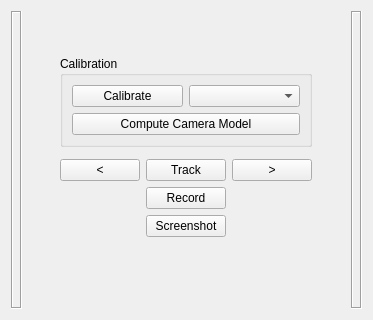
Above: code/mtsMicronTrackerControllerQtWidget.ui from jhu-saw/sawClaronMicronTracker before the change. Below: the same form after it.
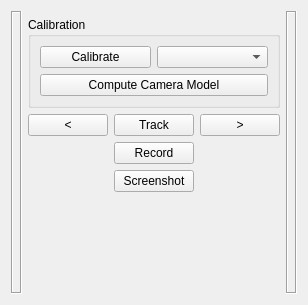
That is the form after the change.

Commit message: /trunk, sawClaronMicronTracker: enabled dynamic creation (see earlier commit for sawNDITracker for other updates); video frame updates are (also) triggered by the single timer in mtsMicronTrackerControllerQtComponent; updated todo notes.

Patch:
```diff
--- a/code/mtsMicronTrackerControllerQtWidget.ui
+++ b/code/mtsMicronTrackerControllerQtWidget.ui
@@ -6,28 +6,15 @@
    <rect>
     <x>0</x>
     <y>0</y>
-    <width>373</width>
-    <height>320</height>
+    <width>308</width>
+    <height>305</height>
    </rect>
   </property>
   <property name="windowTitle">
    <string>Form</string>
   </property>
   <layout class="QGridLayout" name="gridLayout">
-   <item row="0" column="2" colspan="3">
-    <spacer name="SpacerTop">
-     <property name="orientation">
-      <enum>Qt::Vertical</enum>
-     </property>
-     <property name="sizeHint" stdset="0">
-      <size>
-       <width>20</width>
-       <height>40</height>
-      </size>
-     </property>
-    </spacer>
-   </item>
-   <item row="0" column="6" rowspan="9">
+   <item row="0" column="4" rowspan="8">
     <widget class="QLabel" name="FrameRight">
      <property name="frameShape">
       <enum>QFrame::Box</enum>
@@ -37,7 +24,7 @@
      </property>
     </widget>
    </item>
-   <item row="1" column="2" colspan="3">
+   <item row="1" column="1" colspan="3">
     <widget class="QGroupBox" name="BoxCalibration">
      <property name="title">
       <string>Calibration</string>
@@ -63,20 +50,7 @@
      </layout>
     </widget>
    </item>
-   <item row="1" column="1" rowspan="3">
-    <spacer name="SpacerLeftTop">
-     <property name="orientation">
-      <enum>Qt::Horizontal</enum>
-     </property>
-     <property name="sizeHint" stdset="0">
-      <size>
-       <width>40</width>
-       <height>20</height>
-      </size>
-     </property>
-    </spacer>
-   </item>
-   <item row="3" column="3">
+   <item row="2" column="2">
     <widget class="QPushButton" name="ButtonTrack">
      <property name="text">
       <string>Track</string>
@@ -86,66 +60,14 @@
      </property>
     </widget>
    </item>
-   <item row="1" column="5" rowspan="3">
-    <spacer name="SpacerRightTop">
-     <property name="orientation">
-      <enum>Qt::Horizontal</enum>
-     </property>
-     <property name="sizeHint" stdset="0">
-      <size>
-       <width>40</width>
-       <height>20</height>
-      </size>
-     </property>
-    </spacer>
-   </item>
-   <item row="7" column="1">
-    <spacer name="SpacerLeftBottom">
-     <property name="orientation">
-      <enum>Qt::Horizontal</enum>
-     </property>
-     <property name="sizeHint" stdset="0">
-      <size>
-       <width>40</width>
-       <height>20</height>
-      </size>
-     </property>
-    </spacer>
-   </item>
-   <item row="7" column="2" colspan="3">
+   <item row="6" column="1" colspan="3">
     <layout class="QVBoxLayout" name="LayoutTools">
      <property name="sizeConstraint">
       <enum>QLayout::SetFixedSize</enum>
      </property>
     </layout>
    </item>
-   <item row="7" column="5">
-    <spacer name="SpacerRightBottom">
-     <property name="orientation">
-      <enum>Qt::Horizontal</enum>
-     </property>
-     <property name="sizeHint" stdset="0">
-      <size>
-       <width>40</width>
-       <height>20</height>
-      </size>
-     </property>
-    </spacer>
-   </item>
-   <item row="8" column="2" colspan="3">
-    <spacer name="SpacerBottom">
-     <property name="orientation">
-      <enum>Qt::Vertical</enum>
-     </property>
-     <property name="sizeHint" stdset="0">
-      <size>
-       <width>20</width>
-       <height>40</height>
-      </size>
-     </property>
-    </spacer>
-   </item>
-   <item row="0" column="0" rowspan="9">
+   <item row="0" column="0" rowspan="8">
     <widget class="QLabel" name="FrameLeft">
      <property name="frameShape">
       <enum>QFrame::Box</enum>
@@ -155,7 +77,7 @@
      </property>
     </widget>
    </item>
-   <item row="3" column="2">
+   <item row="2" column="1">
     <widget class="QPushButton" name="ButtonCaptureFrameLeft">
      <property name="text">
       <string>&lt;</string>
@@ -165,7 +87,7 @@
      </property>
     </widget>
    </item>
-   <item row="3" column="4">
+   <item row="2" column="3">
     <widget class="QPushButton" name="ButtonCaptureFrameRight">
      <property name="text">
       <string>&gt;</string>
@@ -175,7 +97,7 @@
      </property>
     </widget>
    </item>
-   <item row="4" column="3">
+   <item row="3" column="2">
     <widget class="QPushButton" name="ButtonRecord">
      <property name="text">
       <string>Record</string>
@@ -185,13 +107,26 @@
      </property>
     </widget>
    </item>
-   <item row="5" column="3">
+   <item row="4" column="2">
     <widget class="QPushButton" name="ButtonScreenshot">
      <property name="text">
       <string>Screenshot</string>
      </property>
     </widget>
    </item>
+   <item row="7" column="2">
+    <spacer name="verticalSpacer">
+     <property name="orientation">
+      <enum>Qt::Vertical</enum>
+     </property>
+     <property name="sizeHint" stdset="0">
+      <size>
+       <width>20</width>
+       <height>40</height>
+      </size>
+     </property>
+    </spacer>
+   </item>
   </layout>
  </widget>
  <resources/>
```
The commit also changes 9 other files.
